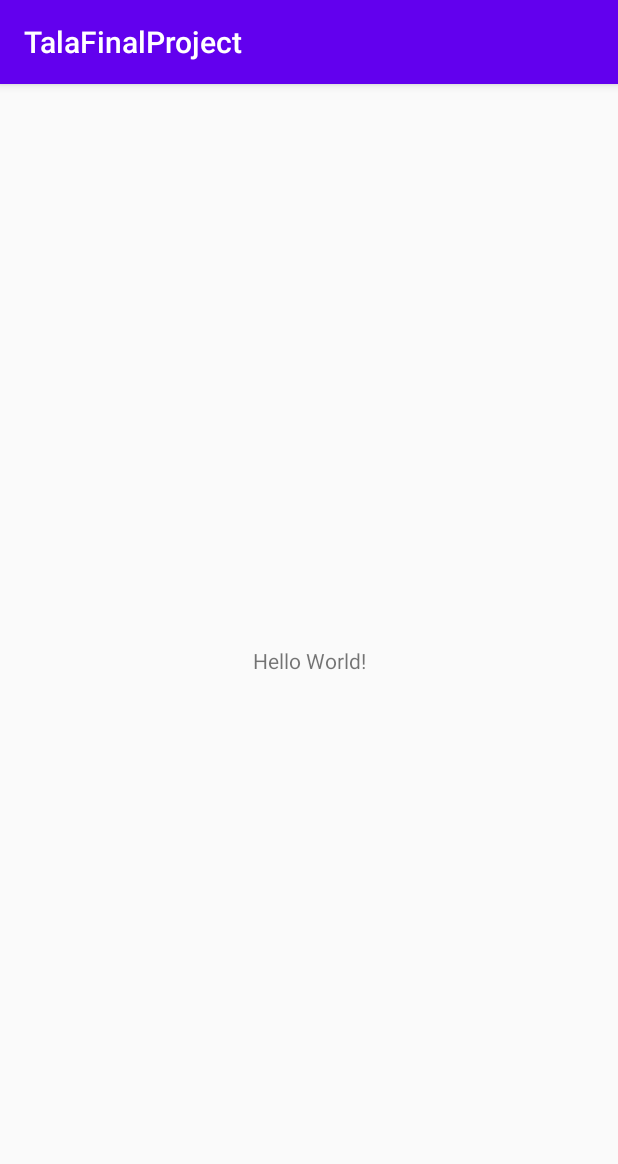
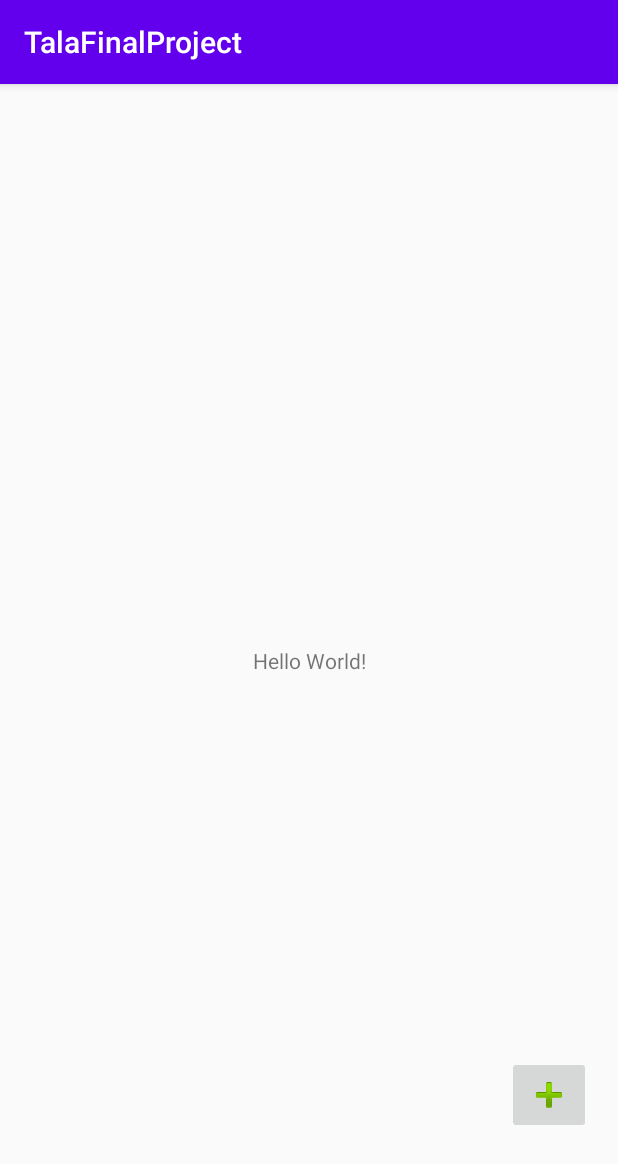
Before and after one commit to tala2/TalaFinalProject, an Android app: the screen it shows after launch (MainActivity), on a phone screen of 412 x 824 dp. Shown: the top 1164 px of the screen. Run offline under Robolectric (Android 15) with nearby library versions, the phone set to English and light mode, and no system bars; Roboto replaces fonts that are not available here.

Commit message:
My final project 2020

```diff
--- a/app/src/main/res/layout/activity_main.xml
+++ b/app/src/main/res/layout/activity_main.xml
@@ -7,6 +7,7 @@
     tools:context=".MyUI.MainActivity">
 
     <TextView
+        android:id="@+id/textView2"
         android:layout_width="wrap_content"
         android:layout_height="wrap_content"
         android:text="Hello World!"
@@ -15,4 +16,16 @@
         app:layout_constraintRight_toRightOf="parent"
         app:layout_constraintTop_toTopOf="parent" />
 
+    <ImageButton
+
+        android:id="@+id/imageButton2"
+        android:layout_width="wrap_content"
+        android:layout_height="wrap_content"
+        android:layout_marginStart="338dp"
+        android:layout_marginBottom="68dp"
+        app:layout_constraintBottom_toBottomOf="parent"
+        app:layout_constraintStart_toStartOf="parent"
+        app:srcCompat="@android:drawable/ic_input_add" />
+
+
 </androidx.constraintlayout.widget.ConstraintLayout>
```
